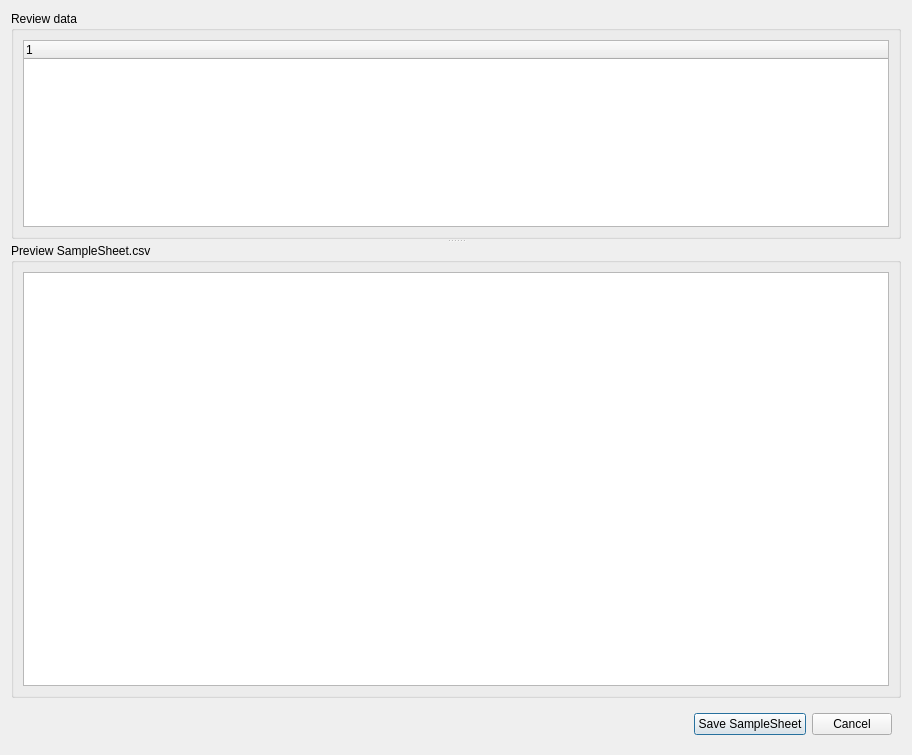
Before: the Qt Designer form gui/generate.ui in parlar/SampleSheetCreator, drawn with Qt 5.
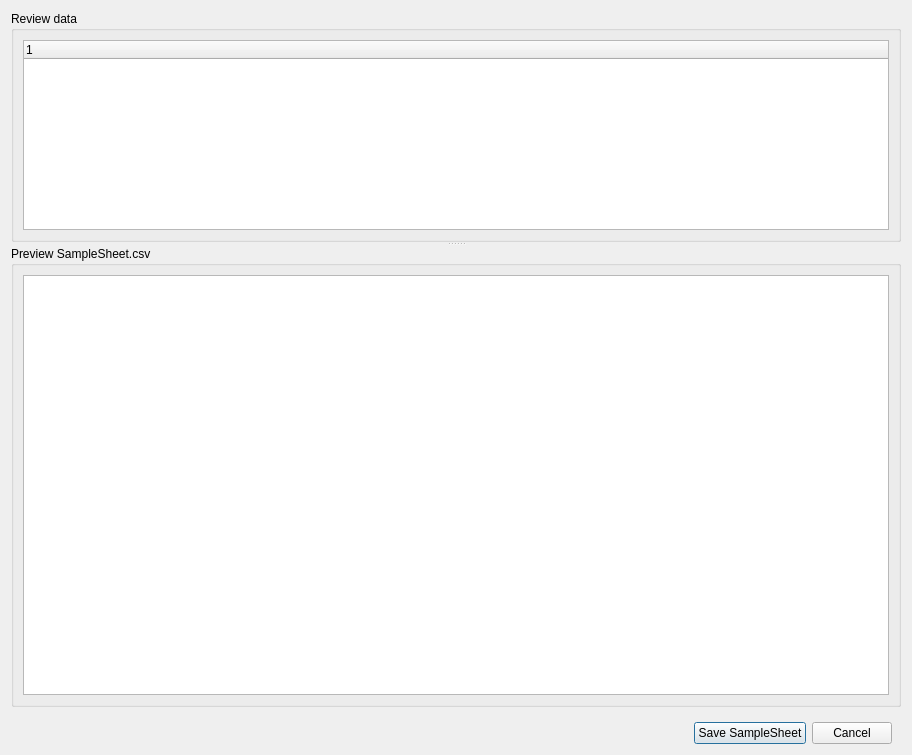
After: the same form once the commit is applied.

```diff
--- a/gui/generate.ui
+++ b/gui/generate.ui
@@ -81,6 +81,9 @@
    <item>
     <widget class="QFrame" name="frame">
      <layout class="QHBoxLayout" name="horizontalLayout">
+      <property name="bottomMargin">
+       <number>0</number>
+      </property>
       <item>
        <spacer name="horizontalSpacer">
         <property name="orientation">
```
